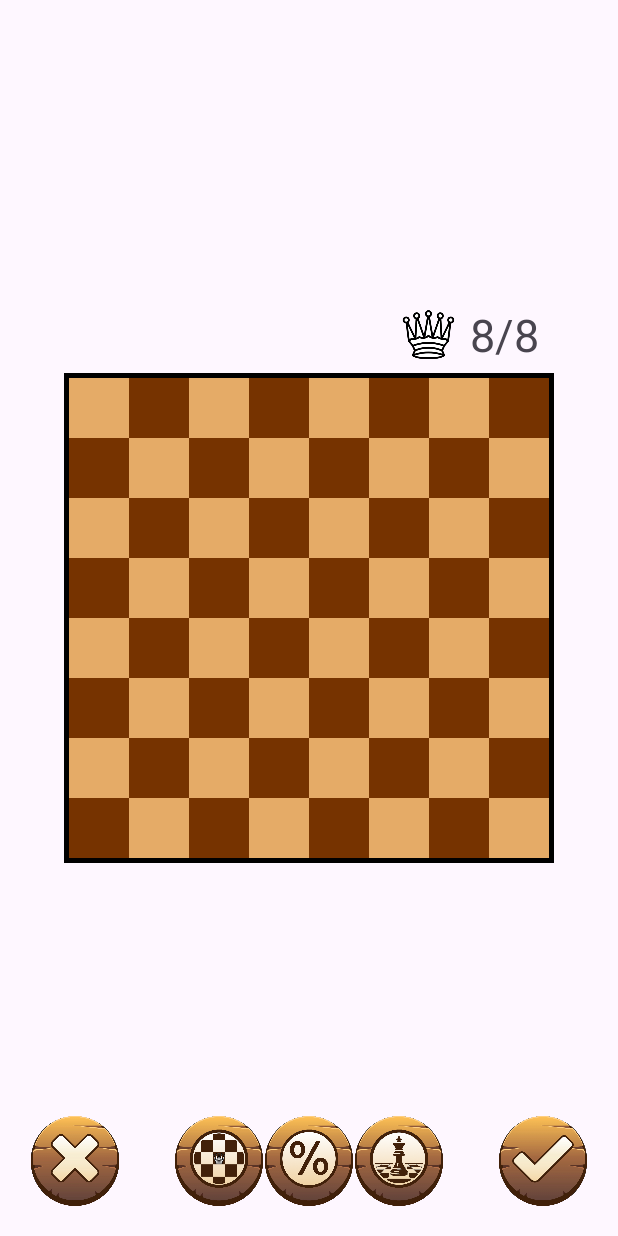
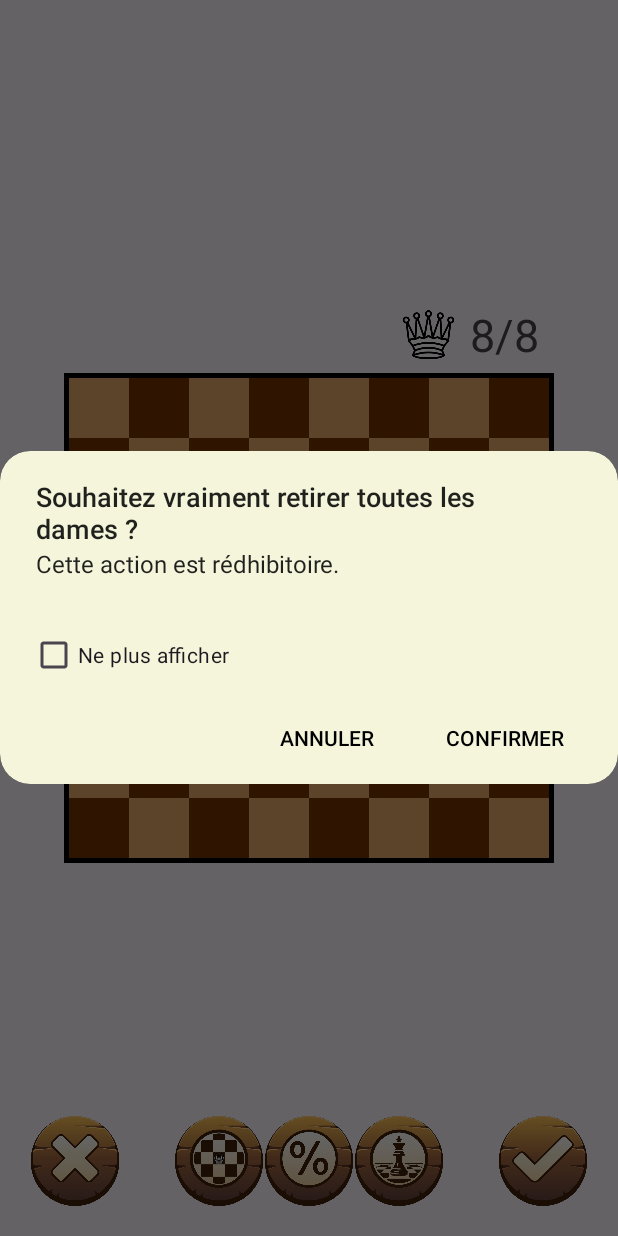
Before and after one commit to XLA17/Jeu8Dames, an Android app: the MainActivity screen opened directly, with no data from a screen before it, after a tap on an icon or button, on a phone screen of 412 x 824 dp. Run offline under Robolectric (Android 15) with nearby library versions, the phone set to English and light mode, and no system bars.

Commit message:
ajout popup confirmation + classe BoutonListener

```diff
--- /dev/null
+++ b/app/src/main/java/com/example/jeu8dames/ButtonListener.java
@@ -0,0 +1,144 @@
+package com.example.jeu8dames;
+
+import android.annotation.SuppressLint;
+import android.app.AlertDialog;
+import android.content.DialogInterface;
+import android.util.Log;
+import android.view.LayoutInflater;
+import android.view.MotionEvent;
+import android.view.View;
+import android.view.animation.Animation;
+import android.view.animation.AnimationUtils;
+import android.widget.Button;
+import android.widget.CheckBox;
+import android.widget.ImageView;
+import android.widget.LinearLayout;
+
+import androidx.appcompat.app.AppCompatActivity;
+import androidx.constraintlayout.widget.ConstraintLayout;
+
+public class ButtonListener {
+    private AppCompatActivity activity;
+    private boolean isRemoved;
+
+    public ButtonListener(AppCompatActivity activity) {
+        this.activity = activity;
+        this.isRemoved = false;
+    }
+
+    public void showConfirmationDialogBox(String title, String message, DialogInterface.OnClickListener positiveAction) {
+        AlertDialog.Builder builder = new AlertDialog.Builder(activity, R.style.CustomAlertDialog);
+        builder.setTitle(title)
+                .setMessage(message)
+                .setPositiveButton("Confirmer", positiveAction)
+                .setNegativeButton("Annuler", new DialogInterface.OnClickListener() {
+                    public void onClick(DialogInterface dialog, int which) {
+                        dialog.cancel();
+                    }
+                });
+
+        AlertDialog dialog = builder.create();
+        dialog.setOnShowListener(new DialogInterface.OnShowListener() {
+            @Override
+            public void onShow(DialogInterface dialogInterface) {
+                Button positiveButton = dialog.getButton(DialogInterface.BUTTON_POSITIVE);
+                Button negativeButton = dialog.getButton(DialogInterface.BUTTON_NEGATIVE);
+                positiveButton.setTextColor(activity.getResources().getColor(android.R.color.black, activity.getTheme()));
+                negativeButton.setTextColor(activity.getResources().getColor(android.R.color.black, activity.getTheme()));
+            }
+        });
+        dialog.show();
+    }
+
+    public void showConfirmationDialogBoxRemovable(String title, String message, DialogInterface.OnClickListener positiveAction) {
+        Log.i("TAG", "isRemoved: " + isRemoved);
+        if (!this.isRemoved){
+            AlertDialog.Builder builder = new AlertDialog.Builder(activity, R.style.CustomAlertDialog);
+            LayoutInflater inflater = activity.getLayoutInflater();
+            View dialogBoxView = inflater.inflate(R.layout.custom_dialog_box_layout, null);
+            CheckBox checkBox = dialogBoxView.findViewById(R.id.checkbox_ne_plus_afficher);
+            builder.setView(dialogBoxView)
+                    .setTitle(title)
+                    .setMessage(message)
+                    .setPositiveButton("Confirmer", positiveAction)
+                    .setNegativeButton("Annuler", new DialogInterface.OnClickListener() {
+                        public void onClick(DialogInterface dialog, int which) {
+                            dialog.cancel();
+                        }
+                    });
+
+            if (checkBox.isChecked()){
+                this.isRemoved = true;
+            }
+            AlertDialog dialog = builder.create();
+            dialog.setOnShowListener(new DialogInterface.OnShowListener() {
+                @Override
+                public void onShow(DialogInterface dialogInterface) {
+                    Button positiveButton = dialog.getButton(DialogInterface.BUTTON_POSITIVE);
+                    Button negativeButton = dialog.getButton(DialogInterface.BUTTON_NEGATIVE);
+                    positiveButton.setTextColor(activity.getResources().getColor(android.R.color.black, activity.getTheme()));
+                    negativeButton.setTextColor(activity.getResources().getColor(android.R.color.black, activity.getTheme()));
+
+                    positiveButton.setOnClickListener(new View.OnClickListener() {
+                        @Override
+                        public void onClick(View v) {
+                            positiveAction.onClick(dialog, DialogInterface.BUTTON_POSITIVE);
+                            if (checkBox.isChecked()){
+                                isRemoved = true;
+                            }
+                            dialog.cancel();
+                        }
+                    });
+                }
+            });
+            dialog.show();
+        }
+        else {
+            positiveAction.onClick(null, DialogInterface.BUTTON_POSITIVE);
+        }
+    }
+
+    @SuppressLint("ClickableViewAccessibility")
+    public void buttonPressAnimation(ImageView imageView, int resID, int resID_pressed){
+        Animation pressed_button = AnimationUtils.loadAnimation(activity, R.anim.pressed_button);
+        Animation released_button = AnimationUtils.loadAnimation(activity, R.anim.released_button);
+        pressed_button.setAnimationListener(new Animation.AnimationListener() {
+            @Override
+            public void onAnimationStart(Animation animation) {
+                // Ne rien faire ici
+            }
+
+            @Override
+            public void onAnimationEnd(Animation animation) {
+                imageView.setScaleY(0.95f);
+                imageView.setImageResource(resID_pressed);
+            }
+
+            @Override
+            public void onAnimationRepeat(Animation animation) {
+                // Ne rien faire ici
+            }
+        });
+
+        imageView.setOnTouchListener((v, event) -> {
+            Animation animation;
+            switch (event.getAction()) {
+                case MotionEvent.ACTION_DOWN:
+                    // Lorsque le bouton est pressé
+                    imageView.startAnimation(pressed_button);
+                    imageView.setPivotX((float) imageView.getWidth() / 2);
+                    imageView.setPivotY(imageView.getHeight());
+                    return true;
+                case MotionEvent.ACTION_UP:
+                    // Lorsque le bouton est relâché
+                    imageView.startAnimation(released_button);
+                    imageView.setScaleX(1);
+                    imageView.setScaleY(1);
+                    imageView.setImageResource(resID);
+                    imageView.performClick();
+                    return true;
+            }
+            return false;
+        });
+    }
+}
--- a/app/src/main/java/com/example/jeu8dames/MainActivity.java
+++ b/app/src/main/java/com/example/jeu8dames/MainActivity.java
@@ -1,18 +1,15 @@
 package com.example.jeu8dames;
 
 import android.annotation.SuppressLint;
-import android.app.AlertDialog;
 import android.content.DialogInterface;
 import android.content.Intent;
 import android.graphics.Color;
 import android.os.Bundle;
 import android.os.Handler;
-import android.view.LayoutInflater;
 import android.view.MotionEvent;
 import android.view.View;
 import android.view.animation.Animation;
 import android.view.animation.AnimationUtils;
-import android.widget.Button;
 import android.widget.ImageView;
 import android.widget.TableLayout;
 import android.widget.TableRow;
@@ -164,14 +161,24 @@ public class MainActivity extends AppCompatActivity {
             chessboard.addView(chessboardRow);
         }
 
+        ButtonListener cleanButtonListener = new ButtonListener(this);
         cleanButton.setOnClickListener(v -> {
-            cleanChessboard();
+            String title = "Souhaitez vraiment retirer toutes les dames ?";
+            String message = "Cette action est rédhibitoire.";
+            DialogInterface.OnClickListener positiveAction = new DialogInterface.OnClickListener() {
+                public void onClick(DialogInterface dialog, int which) {
+                    cleanChessboard();
+                }
+            };
+            cleanButtonListener.showConfirmationDialogBoxRemovable(title, message, positiveAction);
+        });
+        cleanButtonListener.buttonPressAnimation(cleanButton, R.drawable.clean_button, R.drawable.clean_button_pressed);
 
-        });
-        buttonPressAnimation(cleanButton, R.drawable.clean_button, R.drawable.clean_button_pressed);
-
+        ButtonListener attackQueensHelpListener = new ButtonListener(this);
         showAttackQueensHelpView.setOnClickListener(v -> {
-            showConfirmationDialogBox("Souhaitez vraiment activer cette aide ?", "Cette action est rédhibitoire.", new DialogInterface.OnClickListener() {
+            String title = "Souhaitez vraiment activer cette aide ?";
+            String message = "Cette action est rédhibitoire.";
+            DialogInterface.OnClickListener positiveAction = new DialogInterface.OnClickListener() {
                 public void onClick(DialogInterface dialog, int which) {
                     showAttackQueensHelp = true;
                     for (int i = 0; i < 8; i++){
@@ -192,102 +199,53 @@ public class MainActivity extends AppCompatActivity {
                     showAttackQueensHelpView.setOnClickListener(null);
                     showAttackQueensHelpView.setOnTouchListener(null);
                 }
-            });
+            };
+            attackQueensHelpListener.showConfirmationDialogBox(title, message, positiveAction);
         });
-        buttonPressAnimation(showAttackQueensHelpView, R.drawable.show_attack_queens_help, R.drawable.show_attack_queens_help_pressed);
+        attackQueensHelpListener.buttonPressAnimation(showAttackQueensHelpView, R.drawable.show_attack_queens_help, R.drawable.show_attack_queens_help_pressed);
 
+        ButtonListener victoryPercentageHelpListener = new ButtonListener(this);
         victoryPercentageHelpView.setOnClickListener(v -> {
-            showConfirmationDialogBox("Souhaitez vraiment activer cette aide ?", "Cette action est rédhibitoire.", new DialogInterface.OnClickListener() {
+            String title = "Souhaitez vraiment activer cette aide ?";
+            String message = "Cette action est rédhibitoire.";
+            DialogInterface.OnClickListener positiveAction = new DialogInterface.OnClickListener() {
                 public void onClick(DialogInterface dialog, int which) {
                     victoryPercentageView.setVisibility(View.VISIBLE);
                     victoryPercentageHelpView.setColorFilter(Color.argb(63, 0, 0, 0));
                     victoryPercentageHelpView.setOnClickListener(null);
                     victoryPercentageHelpView.setOnTouchListener(null);
                 }
-            });
+            };
+            victoryPercentageHelpListener.showConfirmationDialogBox(title, message, positiveAction);
         });
-        buttonPressAnimation(victoryPercentageHelpView, R.drawable.victory_percent_help_button, R.drawable.victory_percent_help_button_pressed);
+        victoryPercentageHelpListener.buttonPressAnimation(victoryPercentageHelpView, R.drawable.victory_percent_help_button, R.drawable.victory_percent_help_button_pressed);
 
+        ButtonListener queensPlacementHelpListener = new ButtonListener(this);
         queensPlacementHelpView.setOnClickListener(v -> {
-            showConfirmationDialogBox("Souhaitez vraiment activer cette aide ?", "Les dames seront réinitialisées.", new DialogInterface.OnClickListener() {
+            String title = "Souhaitez vraiment activer cette aide ?";
+            String message = "Les dames seront réinitialisées.";
+            DialogInterface.OnClickListener positiveAction = new DialogInterface.OnClickListener() {
                 public void onClick(DialogInterface dialog, int which) {
                     placeRandomQueens(numberOfQueensHelp);
                 }
-            });
+            };
+            queensPlacementHelpListener.showConfirmationDialogBox(title, message, positiveAction);
         });
-        buttonPressAnimation(queensPlacementHelpView, R.drawable.queen_placement_help, R.drawable.queen_placement_help_pressed);
+        queensPlacementHelpListener.buttonPressAnimation(queensPlacementHelpView, R.drawable.queen_placement_help, R.drawable.queen_placement_help_pressed);
 
-        confirmButton.setOnClickListener(v -> confirmPlay());
-        buttonPressAnimation(confirmButton, R.drawable.confirm_button, R.drawable.confirm_button_pressed);
-    }
-
-    public void showConfirmationDialogBox(String title, String message, DialogInterface.OnClickListener positiveAction) {
-        AlertDialog.Builder builder = new AlertDialog.Builder(this, R.style.CustomAlertDialog);
-        builder.setTitle(title)
-                .setMessage(message)
-                .setPositiveButton("Confirmer", positiveAction)
-                .setNegativeButton("Annuler", new DialogInterface.OnClickListener() {
-                    public void onClick(DialogInterface dialog, int which) {
-                        dialog.cancel();
-                    }
-                });
-
-        AlertDialog dialog = builder.create();
-        dialog.setOnShowListener(new DialogInterface.OnShowListener() {
-            @Override
-            public void onShow(DialogInterface dialogInterface) {
-                Button positiveButton = dialog.getButton(DialogInterface.BUTTON_POSITIVE);
-                Button negativeButton = dialog.getButton(DialogInterface.BUTTON_NEGATIVE);
-                positiveButton.setTextColor(getResources().getColor(android.R.color.black));
-                negativeButton.setTextColor(getResources().getColor(android.R.color.black));
-            }
+        ButtonListener confirmButtonListener = new ButtonListener(this);
+        confirmButton.setOnClickListener(v -> {
+            String title = "Souhaitez vraiment confirmer ce jeu ?";
+            String message = "";
+            DialogInterface.OnClickListener positiveAction = new DialogInterface.OnClickListener() {
+                public void onClick(DialogInterface dialog, int which) {
+                    confirmPlay();
+                }
+            };
+            confirmButtonListener.showConfirmationDialogBoxRemovable(title, message, positiveAction);
+            confirmPlay();
         });
-        dialog.show();
-    }
-
-    @SuppressLint("ClickableViewAccessibility")
-    private void buttonPressAnimation(ImageView imageView, int resID, int resID_pressed){
-        Animation pressed_button = AnimationUtils.loadAnimation(this, R.anim.pressed_button);
-        Animation released_button = AnimationUtils.loadAnimation(this, R.anim.released_button);
-        pressed_button.setAnimationListener(new Animation.AnimationListener() {
-            @Override
-            public void onAnimationStart(Animation animation) {
-                // Ne rien faire ici
-            }
-
-            @Override
-            public void onAnimationEnd(Animation animation) {
-                //queensPlacementHelpView.setScaleX(0.95f);
-                imageView.setScaleY(0.95f);
-                imageView.setImageResource(resID_pressed);
-            }
-
-            @Override
-            public void onAnimationRepeat(Animation animation) {
-                // Ne rien faire ici
-            }
-        });
-
-        imageView.setOnTouchListener((v, event) -> {
-            Animation animation;
-            switch (event.getAction()) {
-                case MotionEvent.ACTION_DOWN:
-                    // Lorsque le bouton est pressé
-                    imageView.startAnimation(pressed_button);
-                    imageView.setPivotX(imageView.getWidth() / 2);
-                    imageView.setPivotY(imageView.getHeight());
-                    return true;
-                case MotionEvent.ACTION_UP:
-                    // Lorsque le bouton est relâché
-                    imageView.startAnimation(released_button);
-                    imageView.setScaleX(1);
-                    imageView.setScaleY(1);
-                    imageView.setImageResource(resID);
-                    imageView.performClick();
-                    return true;
-            }
-            return false;
-        });
+        confirmButtonListener.buttonPressAnimation(confirmButton, R.drawable.confirm_button, R.drawable.confirm_button_pressed);
     }
 
     private void placeQueen(ImageView chessboardSquare, int row, int column){
@@ -353,6 +311,27 @@ public class MainActivity extends AppCompatActivity {
         updateQueenCount();
         victoryPercentageView.setText("100%");
         currentQueensPositions = new ArrayList<>();
+    }
+
+    private void showAttackQueensHelp(){
+        showAttackQueensHelp = true;
+        for (int i = 0; i < 8; i++){
+            TableRow chessboardRow = (TableRow) chessboard.getChildAt(i);
+            for (int j = 0; j < 8; j++){
+                ImageView chessboardSquare = (ImageView) chessboardRow.getChildAt(j);
+                if ((int) chessboardSquare.getTag() > 10){
+                    if ((i + j) % 2 == 0) {
+                        chessboardSquare.setBackgroundResource(lightSquareColorWithBorder);
+                    }
+                    else {
+                        chessboardSquare.setBackgroundResource(darkSquareColorWithBorder);
+                    }
+                }
+            }
+        }
+        showAttackQueensHelpView.setColorFilter(Color.argb(63, 0, 0, 0));
+        showAttackQueensHelpView.setOnClickListener(null);
+        showAttackQueensHelpView.setOnTouchListener(null);
     }
 
     private boolean BrowseAttackedSquares(int row, int column, boolean isAttacking){
--- /dev/null
+++ b/app/src/main/res/layout/custom_dialog_box_layout.xml
@@ -0,0 +1,16 @@
+<?xml version="1.0" encoding="utf-8"?>
+<androidx.constraintlayout.widget.ConstraintLayout xmlns:android="http://schemas.android.com/apk/res/android"
+    xmlns:app="http://schemas.android.com/apk/res-auto"
+    android:layout_width="match_parent"
+    android:layout_height="wrap_content">
+
+    <CheckBox
+        android:id="@+id/checkbox_ne_plus_afficher"
+        android:layout_width="wrap_content"
+        android:layout_height="wrap_content"
+        android:text="Ne plus afficher"
+        app:layout_constraintStart_toStartOf="parent"
+        app:layout_constraintBottom_toBottomOf="parent"
+        android:layout_marginStart="20dp"/>
+
+</androidx.constraintlayout.widget.ConstraintLayout>
--- a/app/src/main/res/values/styles.xml
+++ b/app/src/main/res/values/styles.xml
@@ -3,7 +3,4 @@
     <style name="CustomAlertDialog" parent="Theme.AppCompat.Light.Dialog.Alert">
         <item name="android:windowBackground">@drawable/custom_dialog_box_background</item>
     </style>
-    <style name="CustomAlertDialogButtons" parent="Widget.AppCompat.Button.ButtonBar.AlertDialog">
-        <item name="android:textColor">@android:color/black</item>
-    </style>
 </resources>
```
